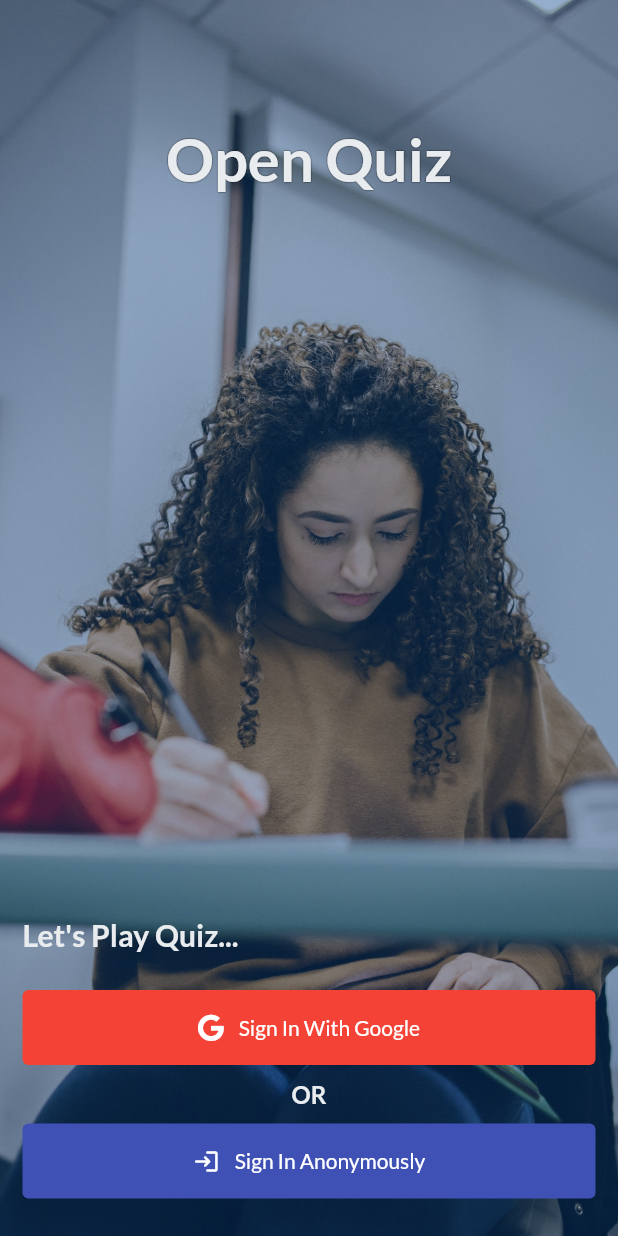
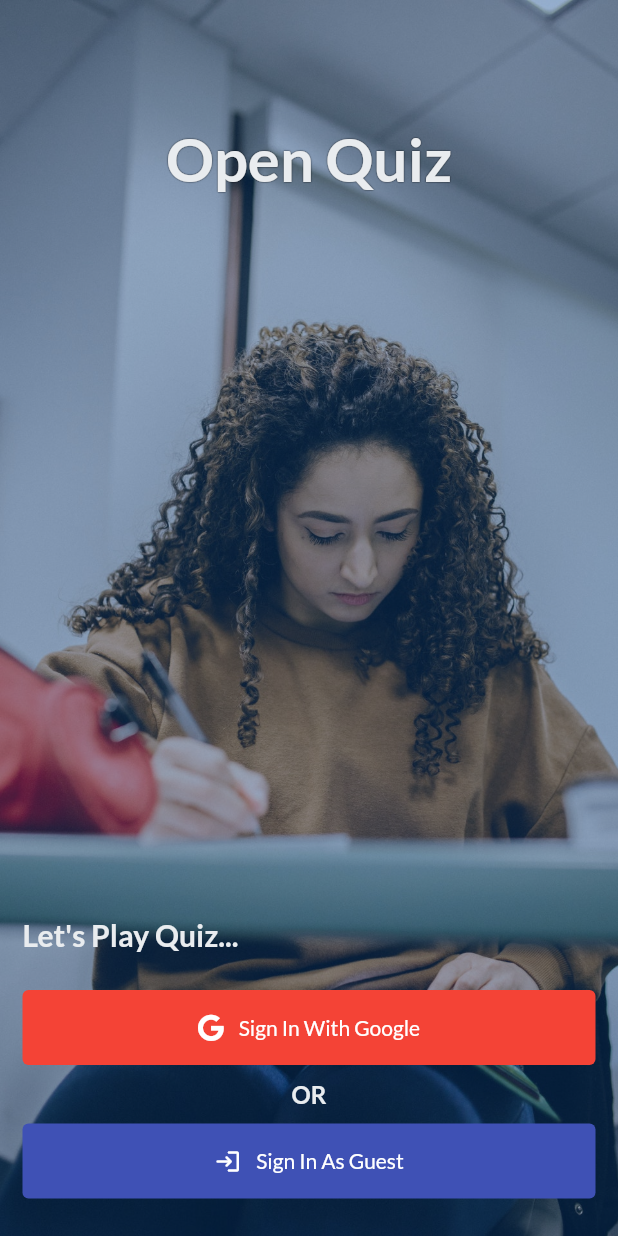
Before and after one commit to dnesbala/open_quiz_app, a Flutter app: the screen it shows after launch, on a phone screen of 412 x 824 dp. Run offline on Flutter 3.47's test engine with Material 2 defaults, Android fonts, the phone set to English and light mode, and no system bars; our stand-ins replace dio, flutter_bloc, font_awesome_flutter, google_fonts, google_sign_in.

Commit message:
Added Authentication feature (sign in with google and guest)

```diff
--- /dev/null
+++ b/lib/config/app_theme.dart
@@ -0,0 +1,63 @@
+import 'package:flutter/material.dart';
+import 'package:google_fonts/google_fonts.dart';
+
+class AppTheme {
+  static const Color primaryTextColor = Color(0xff3f4238);
+  static const Color secondaryTextColor = Color(0xffe9ecef);
+
+  static ThemeData theme() {
+    return ThemeData(
+      colorScheme: ColorScheme.fromSwatch().copyWith(
+        primary: Color(0xff023e8a),
+        secondary: Color(0xff00b4d8),
+      ),
+      scaffoldBackgroundColor: Colors.grey.shade100,
+      fontFamily: GoogleFonts.lato().fontFamily,
+      textTheme: TextTheme(
+        headline1: TextStyle(
+          fontSize: 50,
+          fontWeight: FontWeight.bold,
+          color: primaryTextColor,
+        ),
+        headline2: TextStyle(
+          fontSize: 40,
+          fontWeight: FontWeight.bold,
+          color: primaryTextColor,
+        ),
+        headline3: TextStyle(
+          fontSize: 32,
+          fontWeight: FontWeight.bold,
+          color: primaryTextColor,
+        ),
+        headline4: TextStyle(
+          fontSize: 24,
+          fontWeight: FontWeight.bold,
+          color: primaryTextColor,
+        ),
+        headline5: TextStyle(
+          fontSize: 20,
+          fontWeight: FontWeight.bold,
+          color: primaryTextColor,
+        ),
+        headline6: TextStyle(
+          fontSize: 16,
+          fontWeight: FontWeight.bold,
+          color: primaryTextColor,
+        ),
+        bodyText1: TextStyle(
+          fontSize: 20,
+          color: primaryTextColor,
+        ),
+        bodyText2: TextStyle(
+          fontSize: 16,
+          color: primaryTextColor,
+        ),
+        caption: TextStyle(
+          fontSize: 16,
+          color: primaryTextColor,
+          fontStyle: FontStyle.italic,
+        ),
+      ),
+    );
+  }
+}
--- a/lib/config/theme.dart
+++ /dev/null
@@ -1,61 +0,0 @@
-import 'package:flutter/material.dart';
-import 'package:google_fonts/google_fonts.dart';
-
-ThemeData theme() {
-  const Color primaryTextColor = Color(0xffe9ecef);
-  const Color secondaryTextColor = Color(0xff3f4238);
-
-  return ThemeData(
-    colorScheme: ColorScheme.fromSwatch().copyWith(
-      primary: Color(0xff023e8a),
-      secondary: Color(0xff00b4d8),
-    ),
-    scaffoldBackgroundColor: Colors.white,
-    fontFamily: GoogleFonts.lato().fontFamily,
-    textTheme: TextTheme(
-      headline1: TextStyle(
-        fontSize: 50,
-        fontWeight: FontWeight.bold,
-        color: primaryTextColor,
-      ),
-      headline2: TextStyle(
-        fontSize: 40,
-        fontWeight: FontWeight.bold,
-        color: primaryTextColor,
-      ),
-      headline3: TextStyle(
-        fontSize: 32,
-        fontWeight: FontWeight.bold,
-        color: primaryTextColor,
-      ),
-      headline4: TextStyle(
-        fontSize: 24,
-        fontWeight: FontWeight.bold,
-        color: primaryTextColor,
-      ),
-      headline5: TextStyle(
-        fontSize: 20,
-        fontWeight: FontWeight.bold,
-        color: primaryTextColor,
-      ),
-      headline6: TextStyle(
-        fontSize: 16,
-        fontWeight: FontWeight.bold,
-        color: primaryTextColor,
-      ),
-      bodyText1: TextStyle(
-        fontSize: 20,
-        color: primaryTextColor,
-      ),
-      bodyText2: TextStyle(
-        fontSize: 16,
-        color: primaryTextColor,
-      ),
-      caption: TextStyle(
-        fontSize: 16,
-        color: primaryTextColor,
-        fontStyle: FontStyle.italic,
-      ),
-    ),
-  );
-}
--- a/lib/main.dart
+++ b/lib/main.dart
@@ -1,10 +1,10 @@
 import 'package:flutter/material.dart';
 import 'package:flutter_bloc/flutter_bloc.dart';
-import 'package:open_quiz_app/config/theme.dart';
+import 'package:open_quiz_app/config/app_theme.dart';
 import 'package:open_quiz_app/data/datasources/auth_data_source.dart';
 import 'package:open_quiz_app/domain/repositories/authentication_repository.dart';
 import 'package:open_quiz_app/presentation/bloc/authentication/authentication_bloc.dart';
-import 'package:open_quiz_app/presentation/screens/authentication/login_screen.dart';
+import 'package:open_quiz_app/presentation/screens/authentication/login_home_screen.dart';
 
 void main() {
   runApp(MyApp());
@@ -24,7 +24,7 @@ class MyApp extends StatelessWidget {
       child: MaterialApp(
         debugShowCheckedModeBanner: false,
         title: 'Open Quiz',
-        theme: theme(),
+        theme: AppTheme.theme(),
         home: BlocProvider<AuthenticationBloc>(
           create: (context) => AuthenticationBloc(
             authenticationRepository: AuthenticationRepositoryImpl(
--- a/lib/presentation/screens/authentication/login_screen.dart
+++ b/lib/presentation/screens/authentication/login_home_screen.dart
@@ -1,8 +1,10 @@
 import 'package:flutter/material.dart';
 import 'package:flutter_bloc/flutter_bloc.dart';
 import 'package:font_awesome_flutter/font_awesome_flutter.dart';
+import 'package:open_quiz_app/config/app_theme.dart';
 import 'package:open_quiz_app/presentation/bloc/authentication/authentication_bloc.dart';
-import 'package:open_quiz_app/presentation/screens/home_screen.dart';
+import 'package:open_quiz_app/presentation/screens/authentication/login_guest_screen.dart';
+import 'package:open_quiz_app/presentation/screens/home/home_screen.dart';
 import 'package:open_quiz_app/presentation/widgets/custom_elevated_button.dart';
 
 class LoginScreen extends StatelessWidget {
@@ -44,6 +46,7 @@ class LoginScreen extends StatelessWidget {
                       shadows: [
                         Shadow(color: Colors.black, blurRadius: 0.7),
                       ],
+                      color: AppTheme.secondaryTextColor,
                     ),
                   ),
                 ),
@@ -57,7 +60,10 @@ class LoginScreen extends StatelessWidget {
                   children: [
                     Text(
                       'Let\'s Play Quiz...',
-                      style: Theme.of(context).textTheme.headline5,
+                      style: Theme.of(context)
+                          .textTheme
+                          .headline5!
+                          .copyWith(color: AppTheme.secondaryTextColor),
                     ),
                     SizedBox(height: 25),
                     CustomElevatedButton(
@@ -75,13 +81,22 @@ class LoginScreen extends StatelessWidget {
                       padding: const EdgeInsets.symmetric(vertical: 10),
                       child: Text(
                         'OR',
-                        style: Theme.of(context).textTheme.headline6,
+                        style: Theme.of(context)
+                            .textTheme
+                            .headline6!
+                            .copyWith(color: AppTheme.secondaryTextColor),
                       ),
                     ),
                     CustomElevatedButton(
-                      text: 'Sign In Anonymously',
+                      text: 'Sign In As Guest',
                       icon: Icons.login_rounded,
-                      onPressed: () {},
+                      onPressed: () {
+                        Navigator.of(context).push(
+                          MaterialPageRoute(
+                            builder: (context) => LoginGuestScreen(),
+                          ),
+                        );
+                      },
                     ),
                   ],
                 ),
--- a/lib/presentation/screens/home_screen.dart
+++ b/lib/presentation/screens/home/home_screen.dart
@@ -1,7 +1,7 @@
 import 'package:flutter/material.dart';
 import 'package:flutter_bloc/flutter_bloc.dart';
 import 'package:open_quiz_app/presentation/bloc/authentication/authentication_bloc.dart';
-import 'package:open_quiz_app/presentation/screens/authentication/login_screen.dart';
+import 'package:open_quiz_app/presentation/screens/authentication/login_home_screen.dart';
 
 class HomeScreen extends StatelessWidget {
   const HomeScreen({Key? key}) : super(key: key);
--- a/pubspec.yaml
+++ b/pubspec.yaml
@@ -3,7 +3,7 @@ description: A new Flutter project.
 
 # The following line prevents the package from being accidentally published to
 # pub.dev using `pub publish`. This is preferred for private packages.
-publish_to: 'none' # Remove this line if you wish to publish to pub.dev
+publish_to: "none" # Remove this line if you wish to publish to pub.dev
 
 # The following defines the version and build number for your application.
 # A version number is three numbers separated by dots, like 1.2.43
@@ -38,7 +38,6 @@ dev_dependencies:
 # following page: https://dart.dev/tools/pub/pubspec
 # The following section is specific to Flutter.
 flutter:
-
   # The following line ensures that the Material Icons font is
   # included with your application, so that you can use the icons in
   # the material Icons class.
```
Also changed, not shown: lib/presentation/screens/authentication/login_guest_screen.dart (added, +129 -0 lines), lib/presentation/widgets/custom_textfield.dart (added, +26 -0 lines).
